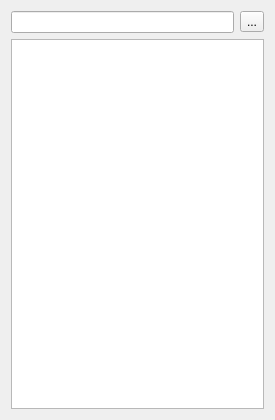
First picture: the form in qosmic/ui/directoryviewwidget.ui, repository bitsed/qosmic, before the edit.
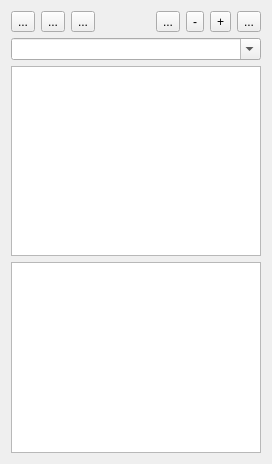
Second picture: the form after the edit. Icons and pictures are not drawn. Custom widgets are drawn as their Qt base class.

The edit to the form file:
```diff
--- a/qosmic/ui/directoryviewwidget.ui
+++ b/qosmic/ui/directoryviewwidget.ui
@@ -1,30 +1,119 @@
 <ui version="4.0" >
  <class>DirectoryViewWidget</class>
- <widget class="QWidget" name="DirectoryViewWidget" >
-  <property name="geometry" >
+ <widget class="QWidget" name="DirectoryViewWidget">
+  <property name="geometry">
    <rect>
     <x>0</x>
     <y>0</y>
-    <width>275</width>
-    <height>420</height>
+    <width>272</width>
+    <height>464</height>
    </rect>
   </property>
   <property name="windowTitle" >
    <string>Form</string>
   </property>
-  <layout class="QGridLayout" >
-   <item row="0" column="0" >
-    <widget class="QLineEdit" name="m_dirLineEdit" />
+  <layout class="QGridLayout">
+   <item row="0" column="2">
+    <widget class="QToolButton" name="m_upButton">
+     <property name="text">
+      <string>...</string>
+     </property>
+     <property name="icon">
+      <iconset resource="../qosmic.qrc">
+       <normaloff>:/icons/silk/bullet_arrow_up.xpm</normaloff>:/icons/silk/bullet_arrow_up.xpm</iconset>
+     </property>
+    </widget>
    </item>
-   <item row="0" column="1" >
-    <widget class="QToolButton" name="m_openButton" >
-     <property name="text" >
+   <item row="0" column="1">
+    <widget class="QToolButton" name="m_forwardButton">
+     <property name="text">
       <string>...</string>
      </property>
      <property name="icon" >
       <iconset resource="../qosmic.qrc" >:/icons/silk/folder.xpm</iconset>
      </property>
-     <property name="iconSize" >
+    </widget>
+   </item>
+   <item row="0" column="0">
+    <widget class="QToolButton" name="m_backButton">
+     <property name="text">
+      <string>...</string>
+     </property>
+     <property name="icon">
+      <iconset resource="../qosmic.qrc">
+       <normaloff>:/icons/silk/bullet_arrow_left.xpm</normaloff>:/icons/silk/bullet_arrow_left.xpm</iconset>
+     </property>
+    </widget>
+   </item>
+   <item row="3" column="0" colspan="9">
+    <widget class="DirectoryListView" name="m_dirListView"/>
+   </item>
+   <item row="2" column="0" colspan="9">
+    <widget class="QTreeView" name="m_treeView">
+     <property name="rootIsDecorated">
+      <bool>false</bool>
+     </property>
+     <property name="itemsExpandable">
+      <bool>false</bool>
+     </property>
+     <property name="sortingEnabled">
+      <bool>true</bool>
+     </property>
+     <property name="expandsOnDoubleClick">
+      <bool>false</bool>
+     </property>
+    </widget>
+   </item>
+   <item row="0" column="8">
+    <widget class="QToolButton" name="m_configButton">
+     <property name="text">
+      <string>...</string>
+     </property>
+     <property name="icon">
+      <iconset resource="../qosmic.qrc">
+       <normaloff>:/icons/silk/bullet_wrench.xpm</normaloff>:/icons/silk/bullet_wrench.xpm</iconset>
+     </property>
+    </widget>
+   </item>
+   <item row="1" column="0" colspan="9">
+    <widget class="QComboBox" name="m_dirComboBox">
+     <property name="editable">
+      <bool>true</bool>
+     </property>
+    </widget>
+   </item>
+   <item row="0" column="7">
+    <widget class="QToolButton" name="m_zoomInButton">
+     <property name="text">
+      <string>+</string>
+     </property>
+     <property name="icon">
+      <iconset resource="../qosmic.qrc">
+       <normaloff>:/icons/silk/magnifier_zoom_in.xpm</normaloff>:/icons/silk/magnifier_zoom_in.xpm</iconset>
+     </property>
+    </widget>
+   </item>
+   <item row="0" column="6">
+    <widget class="QToolButton" name="m_zoomOutButton">
+     <property name="text">
+      <string>-</string>
+     </property>
+     <property name="icon">
+      <iconset resource="../qosmic.qrc">
+       <normaloff>:/icons/silk/magnifier_zoom_out.xpm</normaloff>:/icons/silk/magnifier_zoom_out.xpm</iconset>
+     </property>
+    </widget>
+   </item>
+   <item row="0" column="5">
+    <widget class="QToolButton" name="m_openButton">
+     <property name="text">
+      <string>...</string>
+     </property>
+     <property name="icon">
+      <iconset resource="../qosmic.qrc">
+       <normaloff>:/icons/silk/folder.xpm</normaloff>:/icons/silk/folder.xpm</iconset>
+     </property>
+     <property name="iconSize">
       <size>
        <width>18</width>
        <height>18</height>
@@ -32,9 +121,6 @@
      </property>
     </widget>
    </item>
-   <item row="1" column="0" colspan="2" >
-    <widget class="DirectoryListView" name="m_dirListView" />
-   </item>
   </layout>
  </widget>
  <customwidgets>
```
Left out of the diff: 12 changed lines with no effect on the pictures.
